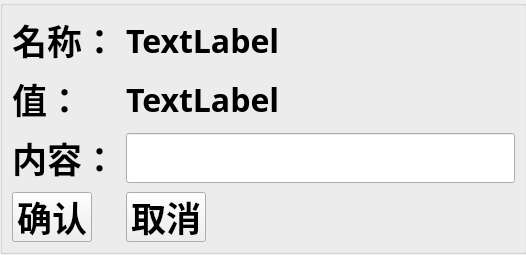
Old version of the form optview.ui in the repository malik1988/StoreManager.
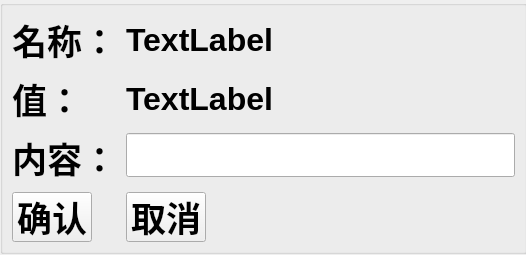
New version of the form.

Commit message: 添加QSS美化界面

Diff of the .ui file:
```diff
--- a/optview.ui
+++ b/optview.ui
@@ -72,7 +72,7 @@
         <widget class="QLabel" name="label_name">
          <property name="font">
           <font>
-           <family>Aharoni</family>
+           <family>Arial</family>
            <pointsize>24</pointsize>
            <weight>75</weight>
            <bold>true</bold>
@@ -102,7 +102,7 @@
         <widget class="QLineEdit" name="lineEdit">
          <property name="font">
           <font>
-           <family>Aharoni</family>
+           <family>Arial</family>
            <pointsize>24</pointsize>
            <weight>75</weight>
            <bold>true</bold>
@@ -165,7 +165,7 @@
         <widget class="QLabel" name="label_value">
          <property name="font">
           <font>
-           <family>Aharoni</family>
+           <family>Arial</family>
            <pointsize>24</pointsize>
            <weight>75</weight>
            <bold>true</bold>
```
Left out of the diff: 51 changed lines with no effect on the pictures. The commit also changes 6 other files.
